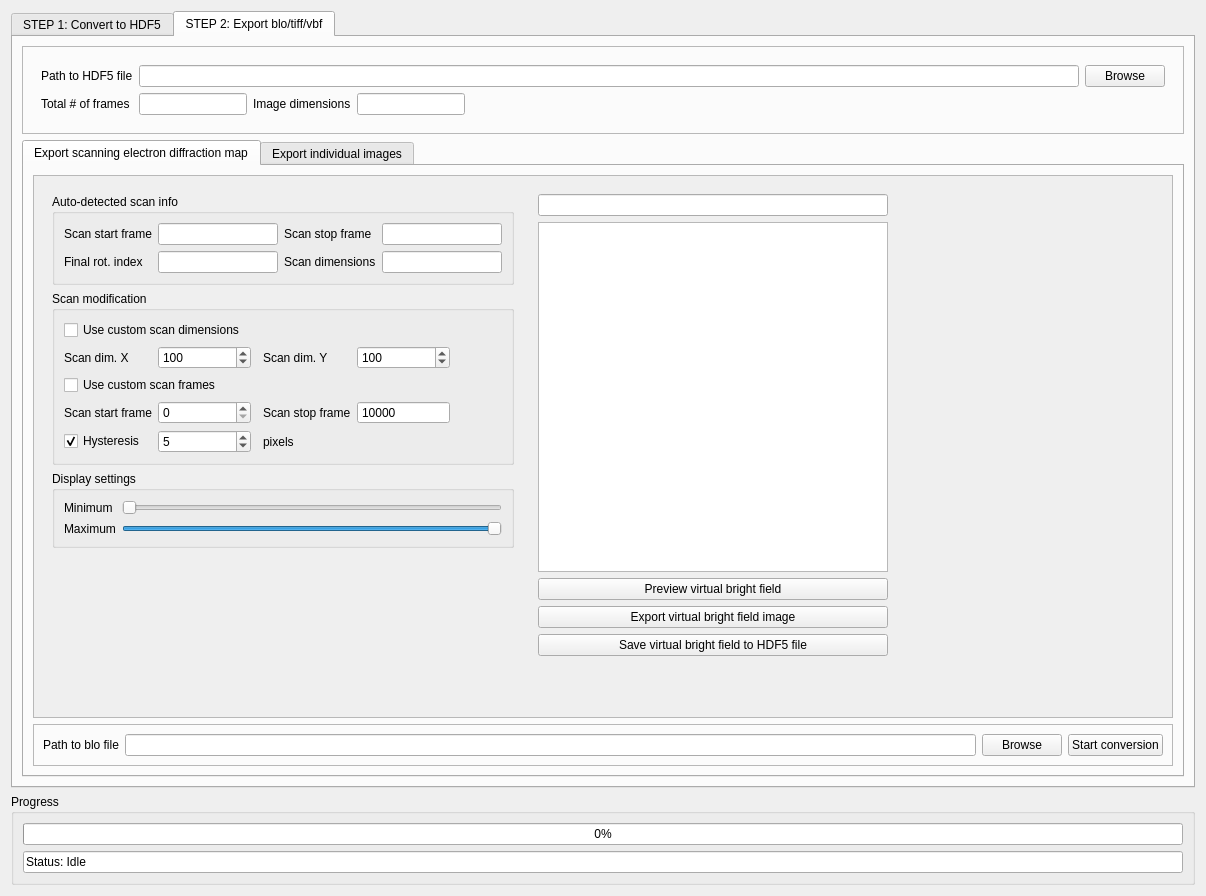
This is tvipsconverter/widget_2.ui in din14970/TVIPSconverter as Qt 5 draws it before an edit. The edited form follows.
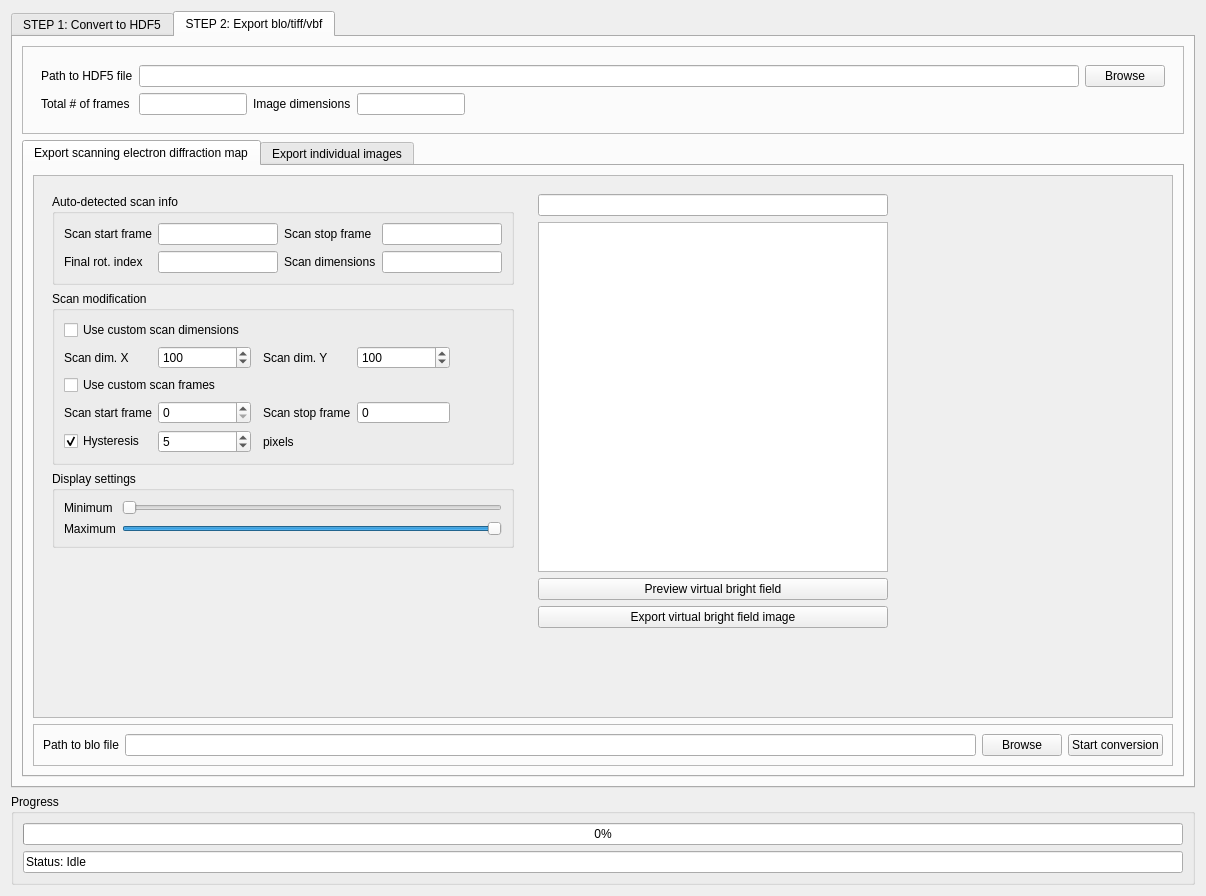
This is the edited form. The open tabs and pages were chosen to show the change.

```diff
--- a/tvipsconverter/widget_2.ui
+++ b/tvipsconverter/widget_2.ui
@@ -914,9 +914,9 @@
               <property name="geometry">
                <rect>
                 <x>0</x>
-                <y>0</y>
+                <y>-16</y>
                 <width>1089</width>
-                <height>545</height>
+                <height>511</height>
                </rect>
               </property>
               <layout class="QHBoxLayout" name="horizontalLayout_2">
@@ -1087,7 +1087,7 @@
                         <number>100000000</number>
                        </property>
                        <property name="value">
-                        <number>10000</number>
+                        <number>0</number>
                        </property>
                       </widget>
                      </item>
@@ -1371,13 +1371,6 @@
                     </property>
                    </widget>
                   </item>
-                  <item>
-                   <widget class="QPushButton" name="pushButton_13">
-                    <property name="text">
-                     <string>Save virtual bright field to HDF5 file</string>
-                    </property>
-                   </widget>
-                  </item>
                   <item>
                    <spacer name="verticalSpacer_3">
                     <property name="orientation">
```
Left out of the diff: 3 changed lines with no effect on the pictures.
